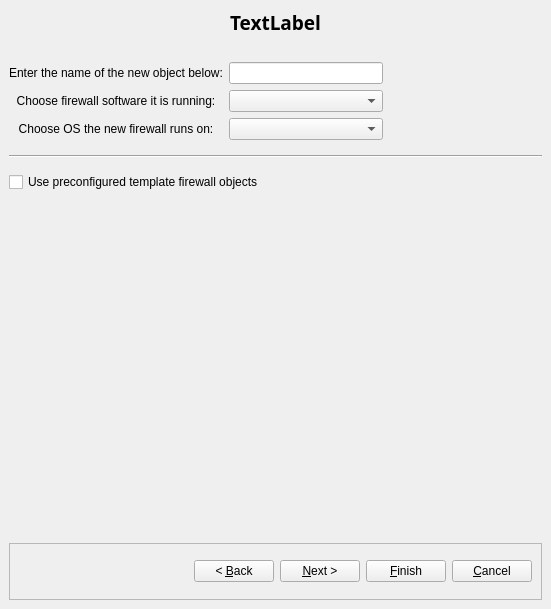
The window that src/gui/newfirewalldialog_q.ui (fwbuilder/fwbuilder) describes before a commit, drawn with Qt 5.
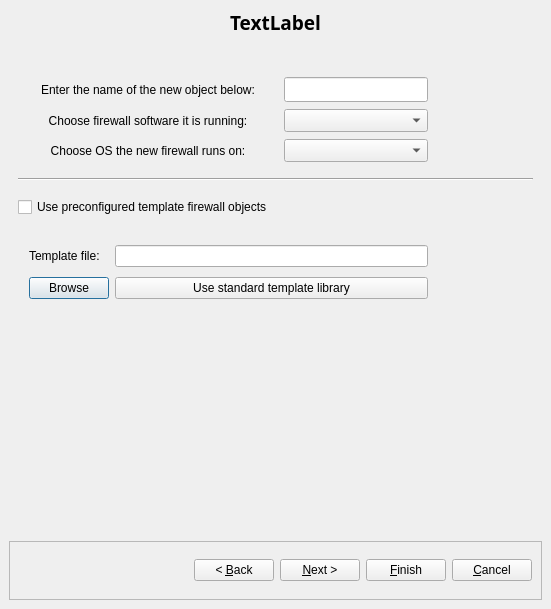
The same window after the commit. The open tabs and pages were chosen to show the change. Icons and pictures are not drawn.

Patch:
```diff
--- a/src/gui/newfirewalldialog_q.ui
+++ b/src/gui/newfirewalldialog_q.ui
@@ -9,19 +9,17 @@
     <height>609</height>
    </rect>
   </property>
-  <layout class="QVBoxLayout" >
-   <property name="margin" >
-    <number>9</number>
-   </property>
-   <property name="spacing" >
-    <number>6</number>
-   </property>
-   <item>
     <widget class="QLabel" name="titleLabel" >
+   <property name="geometry" >
+    <rect>
+     <x>9</x>
+     <y>9</y>
+     <width>533</width>
+     <height>26</height>
+    </rect>
+   </property>
      <property name="sizePolicy" >
-      <sizepolicy>
-       <hsizetype>3</hsizetype>
-       <vsizetype>0</vsizetype>
+    <sizepolicy vsizetype="Fixed" hsizetype="MinimumExpanding" >
        <horstretch>0</horstretch>
        <verstretch>0</verstretch>
       </sizepolicy>
@@ -48,9 +46,15 @@
       <set>Qt::AlignCenter</set>
      </property>
     </widget>
-   </item>
-   <item>
     <widget class="QStackedWidget" name="stackedWidget" >
+   <property name="geometry" >
+    <rect>
+     <x>9</x>
+     <y>41</y>
+     <width>533</width>
+     <height>494</height>
+    </rect>
+   </property>
      <property name="minimumSize" >
       <size>
        <width>500</width>
@@ -61,15 +65,15 @@
       <number>4</number>
      </property>
      <widget class="QWidget" name="page1" >
-      <layout class="QGridLayout" >
-       <property name="margin" >
-        <number>0</number>
-       </property>
-       <property name="spacing" >
-        <number>6</number>
-       </property>
-       <item row="1" column="0" >
         <widget class="QLabel" name="label631" >
+     <property name="geometry" >
+      <rect>
+       <x>9</x>
+       <y>36</y>
+       <width>260</width>
+       <height>25</height>
+      </rect>
+     </property>
          <property name="text" >
           <string>Enter the name of the new object below:</string>
          </property>
@@ -80,12 +84,25 @@
           <bool>false</bool>
          </property>
         </widget>
-       </item>
-       <item row="1" column="1" >
-        <widget class="QLineEdit" name="obj_name" />
-       </item>
-       <item row="2" column="0" >
+    <widget class="QLineEdit" name="obj_name" >
+     <property name="geometry" >
+      <rect>
+       <x>275</x>
+       <y>36</y>
+       <width>144</width>
+       <height>25</height>
+      </rect>
+     </property>
+    </widget>
         <widget class="QLabel" name="label657" >
+     <property name="geometry" >
+      <rect>
+       <x>9</x>
+       <y>68</y>
+       <width>260</width>
+       <height>23</height>
+      </rect>
+     </property>
          <property name="text" >
           <string>Choose firewall software it is running:</string>
          </property>
@@ -96,44 +113,25 @@
           <bool>false</bool>
          </property>
         </widget>
-       </item>
-       <item row="2" column="1" >
-        <widget class="QComboBox" name="platform" />
-       </item>
-       <item row="1" column="2" >
-        <spacer>
-         <property name="orientation" >
-          <enum>Qt::Horizontal</enum>
-         </property>
-         <property name="sizeType" >
-          <enum>QSizePolicy::Expanding</enum>
-         </property>
-         <property name="sizeHint" >
-          <size>
-           <width>30</width>
-           <height>20</height>
-          </size>
-         </property>
-        </spacer>
-       </item>
-       <item row="0" column="1" >
-        <spacer>
-         <property name="orientation" >
-          <enum>Qt::Vertical</enum>
-         </property>
-         <property name="sizeType" >
-          <enum>QSizePolicy::Fixed</enum>
-         </property>
-         <property name="sizeHint" >
-          <size>
-           <width>20</width>
-           <height>20</height>
-          </size>
-         </property>
-        </spacer>
-       </item>
-       <item row="3" column="0" >
+    <widget class="QComboBox" name="platform" >
+     <property name="geometry" >
+      <rect>
+       <x>275</x>
+       <y>68</y>
+       <width>144</width>
+       <height>23</height>
+      </rect>
+     </property>
+    </widget>
         <widget class="QLabel" name="label656" >
+     <property name="geometry" >
+      <rect>
+       <x>9</x>
+       <y>98</y>
+       <width>260</width>
+       <height>23</height>
+      </rect>
+     </property>
          <property name="text" >
           <string>Choose OS the new firewall runs on:</string>
          </property>
@@ -144,32 +142,27 @@
           <bool>false</bool>
          </property>
         </widget>
-       </item>
-       <item row="3" column="1" >
-        <widget class="QComboBox" name="hostOS" />
-       </item>
-       <item row="6" column="1" >
-        <spacer>
-         <property name="orientation" >
-          <enum>Qt::Vertical</enum>
-         </property>
-         <property name="sizeType" >
-          <enum>QSizePolicy::Expanding</enum>
-         </property>
-         <property name="sizeHint" >
-          <size>
-           <width>20</width>
-           <height>150</height>
-          </size>
-         </property>
-        </spacer>
-       </item>
-       <item row="4" column="0" colspan="3" >
+    <widget class="QComboBox" name="hostOS" >
+     <property name="geometry" >
+      <rect>
+       <x>275</x>
+       <y>98</y>
+       <width>144</width>
+       <height>23</height>
+      </rect>
+     </property>
+    </widget>
         <widget class="Line" name="line1" >
+     <property name="geometry" >
+      <rect>
+       <x>9</x>
+       <y>128</y>
+       <width>515</width>
+       <height>20</height>
+      </rect>
+     </property>
          <property name="sizePolicy" >
-          <sizepolicy>
-           <hsizetype>1</hsizetype>
-           <vsizetype>0</vsizetype>
+      <sizepolicy vsizetype="Fixed" hsizetype="Minimum" >
            <horstretch>0</horstretch>
            <verstretch>0</verstretch>
           </sizepolicy>
@@ -190,15 +183,77 @@
           <enum>Qt::Horizontal</enum>
          </property>
         </widget>
-       </item>
-       <item row="5" column="0" colspan="3" >
         <widget class="QCheckBox" name="useTemplate" >
+     <property name="geometry" >
+      <rect>
+       <x>9</x>
+       <y>154</y>
+       <width>515</width>
+       <height>24</height>
+      </rect>
+     </property>
          <property name="text" >
           <string>Use preconfigured template firewall objects</string>
          </property>
         </widget>
-       </item>
-      </layout>
+    <widget class="QFrame" name="templaterFrame" >
+     <property name="geometry" >
+      <rect>
+       <x>9</x>
+       <y>189</y>
+       <width>521</width>
+       <height>85</height>
+      </rect>
+     </property>
+     <property name="frameShape" >
+      <enum>QFrame::NoFrame</enum>
+     </property>
+     <property name="frameShadow" >
+      <enum>QFrame::Raised</enum>
+     </property>
+     <layout class="QGridLayout" >
+      <item row="0" column="0" >
+       <widget class="QLabel" name="label_2" >
+        <property name="text" >
+         <string>Template file:</string>
+        </property>
+       </widget>
+      </item>
+      <item row="0" column="1" >
+       <widget class="QLineEdit" name="templaterFilePath" />
+      </item>
+      <item row="1" column="0" >
+       <widget class="QPushButton" name="templaterBrowseButton" >
+        <property name="text" >
+         <string>Browse</string>
+        </property>
+       </widget>
+      </item>
+      <item row="1" column="1" >
+       <widget class="QPushButton" name="templateUseStandart" >
+        <property name="text" >
+         <string>Use standard template library</string>
+        </property>
+       </widget>
+      </item>
+      <item row="1" column="2" >
+       <spacer>
+        <property name="orientation" >
+         <enum>Qt::Horizontal</enum>
+        </property>
+        <property name="sizeType" >
+         <enum>QSizePolicy::Fixed</enum>
+        </property>
+        <property name="sizeHint" >
+         <size>
+          <width>100</width>
+          <height>20</height>
+         </size>
+        </property>
+       </spacer>
+      </item>
+     </layout>
+    </widget>
      </widget>
      <widget class="QWidget" name="page2" >
       <layout class="QGridLayout" >
@@ -1147,13 +1202,17 @@
       </layout>
      </widget>
     </widget>
-   </item>
-   <item>
     <widget class="QFrame" name="frame" >
+   <property name="geometry" >
+    <rect>
+     <x>9</x>
+     <y>541</y>
+     <width>533</width>
+     <height>59</height>
+    </rect>
+   </property>
      <property name="sizePolicy" >
-      <sizepolicy>
-       <hsizetype>3</hsizetype>
-       <vsizetype>0</vsizetype>
+    <sizepolicy vsizetype="Fixed" hsizetype="MinimumExpanding" >
        <horstretch>1</horstretch>
        <verstretch>0</verstretch>
       </sizepolicy>
@@ -1171,12 +1230,21 @@
       <enum>QFrame::Raised</enum>
      </property>
      <layout class="QHBoxLayout" >
-      <property name="margin" >
-       <number>9</number>
-      </property>
       <property name="spacing" >
        <number>6</number>
       </property>
+    <property name="leftMargin" >
+     <number>9</number>
+    </property>
+    <property name="topMargin" >
+     <number>9</number>
+    </property>
+    <property name="rightMargin" >
+     <number>9</number>
+    </property>
+    <property name="bottomMargin" >
+     <number>9</number>
+    </property>
       <item>
        <spacer>
         <property name="orientation" >
@@ -1226,8 +1294,6 @@
       </item>
      </layout>
     </widget>
-   </item>
-  </layout>
  </widget>
  <layoutdefault spacing="6" margin="11" />
  <pixmapfunction></pixmapfunction>
```
Left out of the diff: 273 changed lines with no effect on the pictures. Lines whose indentation alone changed are shown as unchanged.
